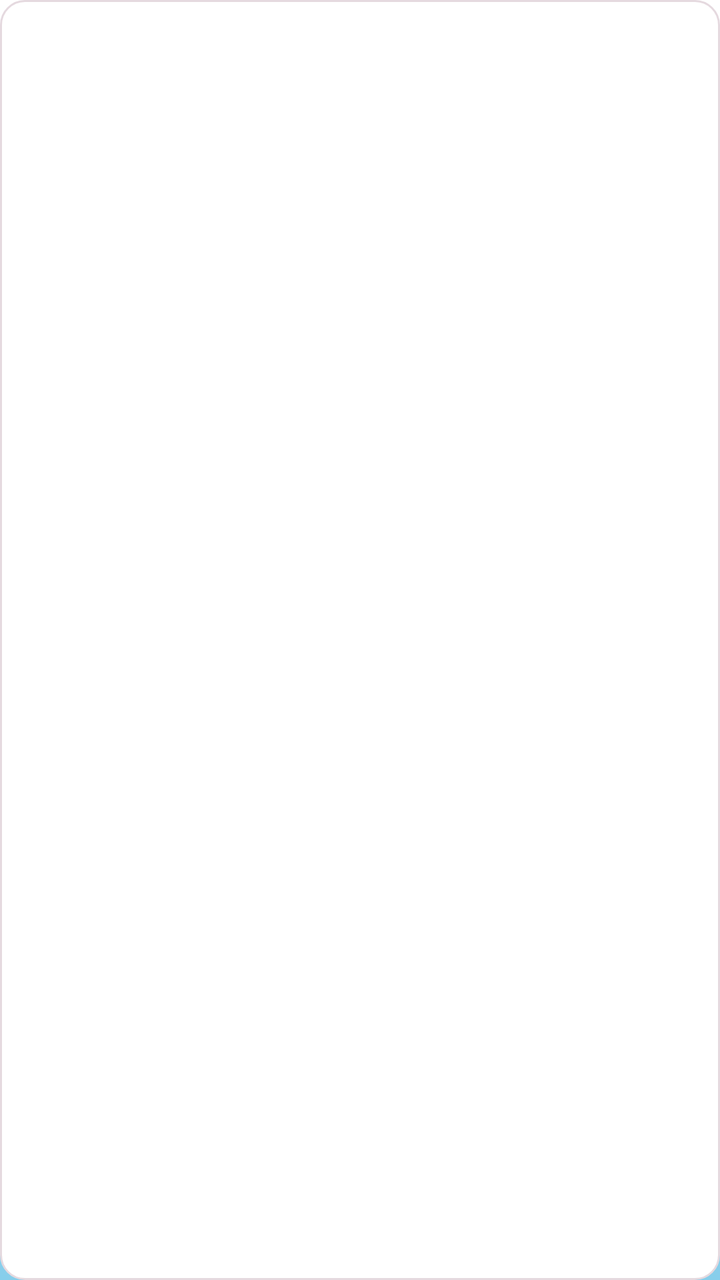
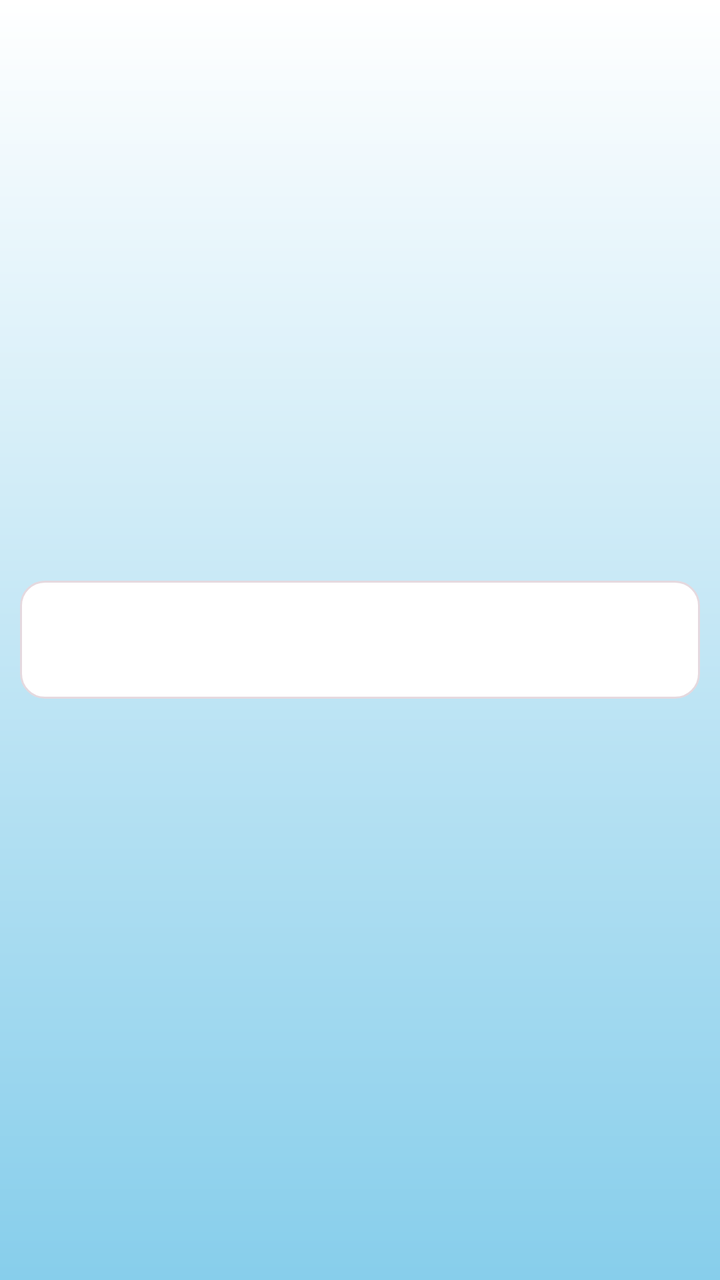

Before-and-after screenshots of an Android layout around one commit, followed by the original layout XML and the change that was made.
<!-- AndroidManifest.xml: application theme Theme.Zone -->
<!-- res/layout/subject_row.xml -->
<?xml version="1.0" encoding="utf-8"?>
<TextView xmlns:android="http://schemas.android.com/apk/res/android"
    android:id="@+id/subjectName"
    android:layout_width="match_parent"
    android:layout_height="wrap_content"
    android:background="@drawable/textview_border1"
    android:padding="16dp"
    android:textColor="@color/zone_text_primary"
    android:textSize="20sp" />
<!-- resources referenced by this layout -->
<resources>
  <color name="zone_text_primary">#231F22</color>
  <!-- drawable textview_border1 (drawable) -->
  <?xml version="1.0" encoding="utf-8"?>
  <shape xmlns:android="http://schemas.android.com/apk/res/android"
      android:shape="rectangle">
      <solid android:color="@color/white" />
      <stroke
          android:color="@color/zone_border"
          android:width="1dp" />
      <corners android:radius="12dp" />
  </shape>
  <style name="Theme.Zone" parent="Base.Theme.Zone" />
  <color name="white">#FFFFFFFF</color>
  <color name="zone_border">#E5D9DF</color>
  <style name="Base.Theme.Zone" parent="Theme.Material3.Light">
          <item name="colorPrimary">@color/zone_primary</item>
          <item name="colorOnPrimary">@color/white</item>
          <item name="colorSecondary">@color/zone_heart</item>
          <item name="colorSurface">@color/white</item>
          <item name="colorSurfaceContainer">@color/zone_surface</item>
          <item name="colorOnSurface">@color/zone_text_primary</item>
          <item name="android:colorAccent">@color/zone_primary</item>
          <item name="android:textColorPrimary">@color/zone_text_primary</item>
          <item name="android:textColorSecondary">@color/zone_text_secondary</item>
          <item name="android:navigationBarColor">@color/white</item>
          <item name="android:statusBarColor">@color/zone_primary</item>
          <item name="android:windowLightStatusBar">false</item>
          <item name="android:windowBackground">@drawable/background_gradient</item>
          <item name="actionBarStyle">@style/Widget.Zone.ActionBar</item>
      </style>
  <color name="zone_primary">#6750A4</color>
  <color name="zone_heart">#D8325A</color>
  <color name="zone_surface">#FFF1F4</color>
  <color name="zone_text_secondary">#655D62</color>
  <!-- drawable background_gradient (drawable) -->
  <?xml version="1.0" encoding="utf-8"?>
  <shape xmlns:android="http://schemas.android.com/apk/res/android"
      android:shape="rectangle">
      <gradient
          android:startColor="@color/white"
          android:endColor="@color/sky_blue"
          android:angle="270" />
  </shape>
  <style name="Widget.Zone.ActionBar" parent="Widget.AppCompat.ActionBar">
          <item name="background">@android:color/transparent</item>
          <item name="elevation">0dp</item>
      </style>
  <color name="sky_blue">#87CEEB</color>
</resources>

<!-- the commit's change to res/layout/subject_row.xml (unified diff, before → after) -->
@@ -1,4 +1,10 @@
 <?xml version="1.0" encoding="utf-8"?>
+<LinearLayout xmlns:android="http://schemas.android.com/apk/res/android"
+    android:layout_width="match_parent"
+    android:layout_height="wrap_content"
+    android:gravity="center_vertical"
+    android:orientation="horizontal"
+    android:padding="10dp">
 <TextView xmlns:android="http://schemas.android.com/apk/res/android"
     android:id="@+id/subjectName"
     android:layout_width="match_parent"
@@ -7,3 +13,4 @@
     android:padding="16dp"
     android:textColor="@color/zone_text_primary"
     android:textSize="20sp" />
+</LinearLayout>
